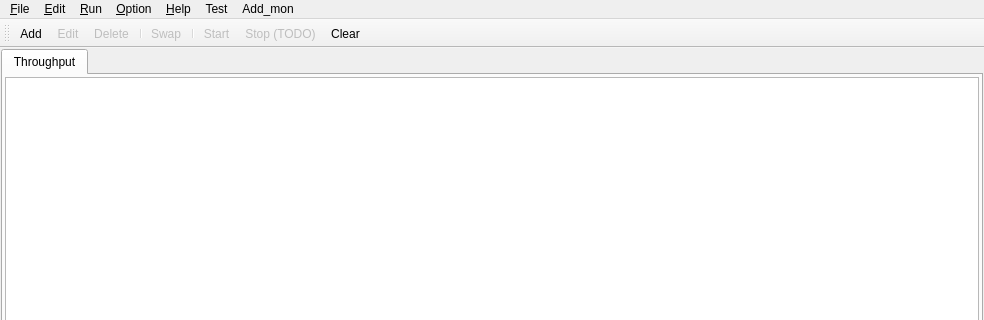
First picture: the form in qiperfc/src/qiperfc.ui, repository coolshou/qiperf, before the edit; both pictures show x 0 to 984 and y 0 to 320 of the 984 by 674 pixel window.
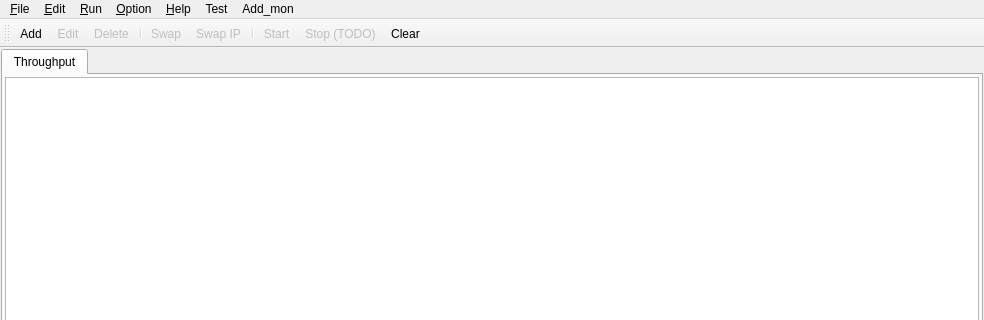
Second picture: the form after the edit. Icons and pictures are not drawn.

```diff
--- a/qiperfc/src/qiperfc.ui
+++ b/qiperfc/src/qiperfc.ui
@@ -203,6 +203,7 @@
    <addaction name="actionDelete"/>
    <addaction name="separator"/>
    <addaction name="actionSwap"/>
+   <addaction name="actionSwapIP"/>
    <addaction name="separator"/>
    <addaction name="actionStart"/>
    <addaction name="actionStop"/>
@@ -439,6 +440,21 @@
     <string>Add Iperf</string>
    </property>
   </action>
+  <action name="actionSwapIP">
+   <property name="enabled">
+    <bool>false</bool>
+   </property>
+   <property name="icon">
+    <iconset resource="../../qiperf.qrc">
+     <normaloff>:/pair-swap-ip</normaloff>:/pair-swap-ip</iconset>
+   </property>
+   <property name="text">
+    <string>Swap IP</string>
+   </property>
+   <property name="toolTip">
+    <string>Swap Traffic direction by IP</string>
+   </property>
+  </action>
  </widget>
  <resources>
   <include location="../../qiperf.qrc"/>
```
